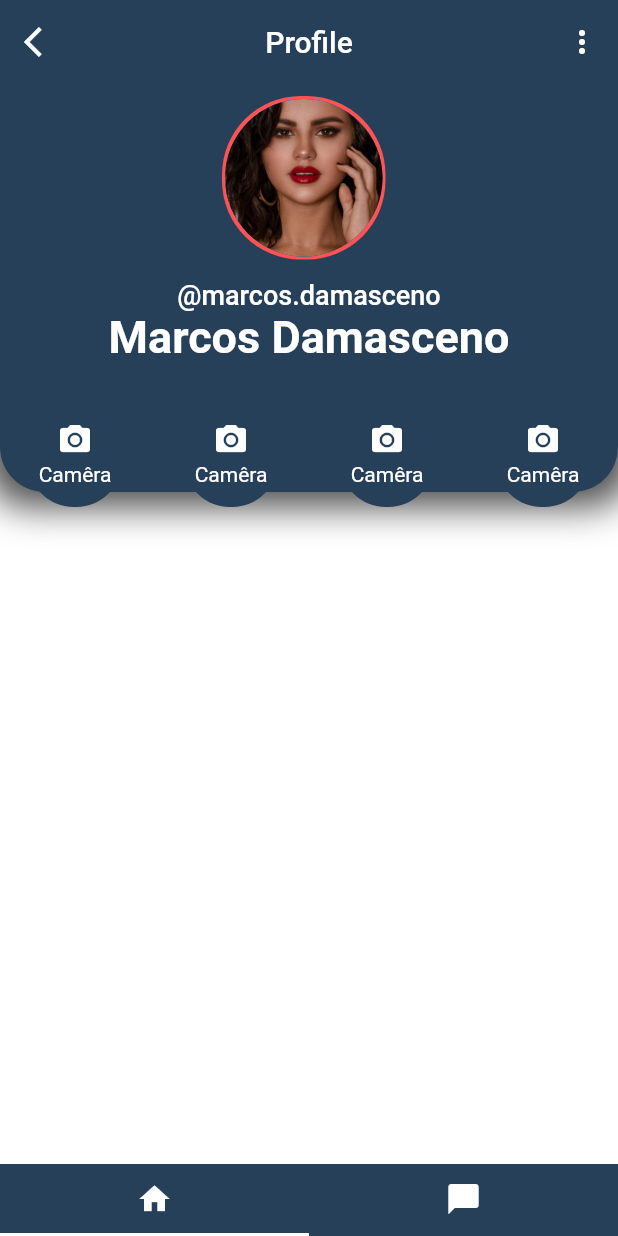
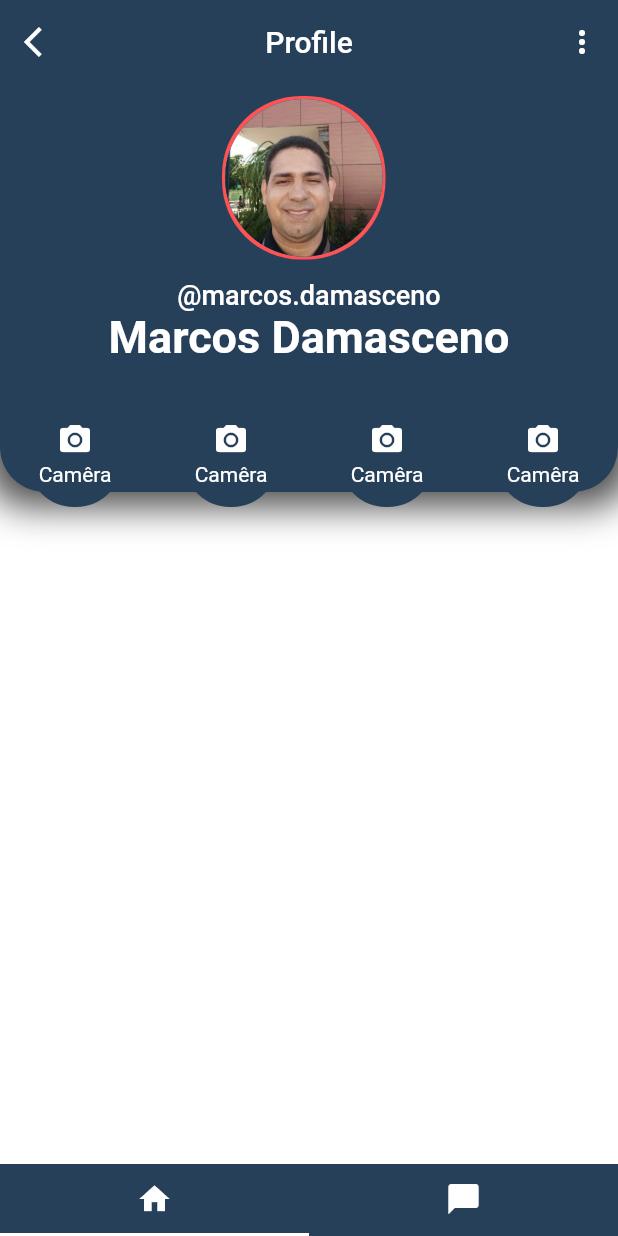
Before and after one commit to marcos-damasceno/ceres_all, a Flutter app: the ServicePage screen opened directly, on a phone screen of 412 x 824 dp. Run offline on Flutter 3.47's test engine with Material 2 defaults, Android fonts, the phone set to English and light mode, and no system bars.

Commit message:
feat: subir as fotos disponibilizadas

```diff
--- a/lib/pages/home/service_page.dart
+++ b/lib/pages/home/service_page.dart
@@ -113,7 +113,7 @@ class _ServicePageState extends State<ServicePage>
                           child: const CircleAvatar(
                             radius: 50,
                             backgroundImage:
-                                AssetImage('assets/photos/selena.jpg'),
+                                AssetImage('assets/photos/marcos.jpg'),
                           ),
                         ),
                       ),
```
Also changed, not shown: assets/photos/marcos.jpg (added), assets/photos/vinicius.jpg (added).
